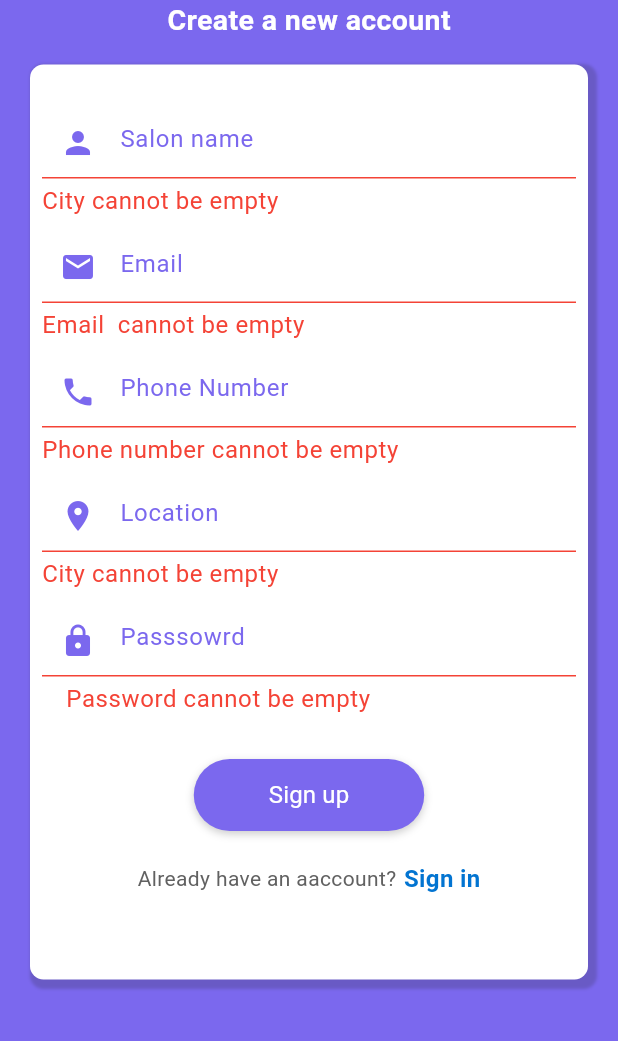
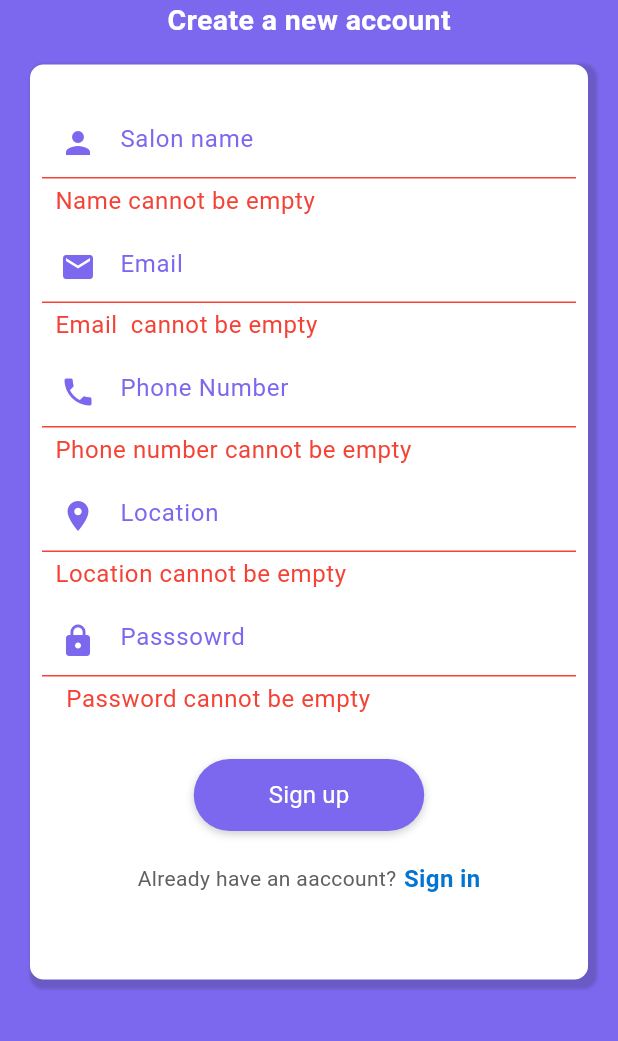
Before and after one commit to Muhammad-Qzih/N3imn_Project, a Flutter app: the SignUpBarber screen opened by its route, after a tap on "Sign up", on a phone screen of 412 x 824 dp, the part 195-1236 px from its top. Run offline on Flutter 3.47's test engine with Material 3 defaults, Android fonts, the phone set to English and light mode, and no system bars; our stand-ins replace awesome_dialog, cloud_firestore, firebase_auth, firebase_core, get_it, google_fonts; accounts and stored records are empty.

Commit message:
Implement user sign out and apply validation to the sigin screen

```diff
--- a/lib/services/auth_service/auth_service.dart
+++ b/lib/services/auth_service/auth_service.dart
@@ -15,6 +15,7 @@ class AuthService implements IAuth {
 
     return userCredential;
   }
+
   @override
   Future<UserCredential> signIn(String email, String password) async {
     return await _auth.signInWithEmailAndPassword(
@@ -22,4 +23,8 @@ class AuthService implements IAuth {
       password: password,
     );
   }
+
+  Future<void> signOut() async {
+    return await _auth.signOut();
+  }
 }
--- a/lib/utils/validations/auth_validator.dart
+++ b/lib/utils/validations/auth_validator.dart
@@ -1,65 +1,65 @@
 class AuthValidator {
   static String? isValidEmail(String? email) {
     if (email == null || email.isEmpty) {
-      return 'Email  cannot be empty';
+      return '  Email  cannot be empty';
     }
     final emailRegExp = RegExp(r"^[a-zA-Z0-9.]+@[a-zA-Z0-9]+\.[a-zA-Z]+$");
     if (emailRegExp.hasMatch(email!)) {
       return null;
     }
-    return "Enter Valid Email";
+    return "   Enter Valid Email";
   }
 
   static String? isValidName(String? name) {
     if (name == null || name.isEmpty) {
-      return 'Name cannot be empty';
+      return "   Name cannot be empty";
     }
     final nameRegExp =
         RegExp(r"^\s*([A-Za-z]{1,}([\.,] |[-']| ))+[A-Za-z]+\.?\s*$");
     if (nameRegExp.hasMatch(name!)) {
       return null;
     }
-    return "Enter Valid Name";
+    return "   Enter Valid Name";
   }
 
   static String? isValidPassword(String? password) {
     if (password == null || password.isEmpty) {
-      return 'Password cannot be empty';
+      return "Password cannot be empty";
     }
     final passwordRegExp =
         RegExp(r'^(?=.*?[A-Z])(?=.*?[a-z])(?=.*?[0-9])(?=.*?[!@#\><*~]).{8,}$');
     if (passwordRegExp.hasMatch(password!)) {
       return null;
     }
-    return "Enter Strong Password";
+    return "  Enter Strong Password";
   }
 
   static String? validSalonName(String? city) {
     if (city == null || city.isEmpty) {
-      return 'City cannot be empty';
+      return '  Name cannot be empty';
     }
-    if (city.length < 4) {
-      return 'City name must be at least 4 letters long';
+    if (city.length < 3) {
+      return '  Name name must be at least 3 letters long';
     }
     return null;
   }
 
-  static String? validateCity(String? city) {
-    if (city == null || city.isEmpty) {
-      return 'City cannot be empty';
+  static String? validateCity(String? location) {
+    if (location == null || location.isEmpty) {
+      return '  Location cannot be empty';
     }
-    if (city.length < 4) {
-      return 'City name must be at least 4 letters long';
+    if (location.length < 3) {
+      return '  Location name must be at least 3 letters long';
     }
     return null;
   }
 
   static String? isValidPhone(String? phone) {
     if (phone == null || phone.isEmpty) {
-      return 'Phone number cannot be empty';
+      return '  Phone number cannot be empty';
     }
     if (!RegExp(r'^05\d{8,}$').hasMatch(phone)) {
-      return 'Enter a valid phone number starting with 05 and at least 10 digits';
+      return '  Phone should starting with 05 with length 10';
     }
     return null;
   }
--- a/lib/view/general_screens/login_screen.dart
+++ b/lib/view/general_screens/login_screen.dart
@@ -2,6 +2,7 @@
 
 import 'package:flutter/material.dart';
 import 'package:n3imn_project_team/themes/colors_theme.dart';
+import 'package:n3imn_project_team/utils/validations/auth_validator.dart';
 import 'package:n3imn_project_team/view/custom_components/general_components/ApplicationLogo.dart';
 import 'package:n3imn_project_team/view/custom_components/general_components/custom_auth_button.dart';
 import 'package:n3imn_project_team/view/custom_components/general_components/custom_icon_text_field.dart';
@@ -76,26 +77,28 @@ class _LoginScreenState extends State<LoginScreen> {
                                         false,
                                         Icons.email,
                                         theme.colorScheme.primary,
-                                        signInViewModel.emailController),
+                                        signInViewModel.emailController,
+                                        AuthValidator.isValidEmail),
                                     _buildSizedBox(10),
                                     _buildIconTextField(
                                         "Passsowrd",
                                         true,
                                         Icons.lock,
                                         theme.colorScheme.primary,
-                                        signInViewModel.passwordController),
+                                        signInViewModel.passwordController,
+                                        AuthValidator.isValidPassword),
                                     _buildTextForgetPasswrod(
                                         theme.textTheme.titleMedium, context),
                                     _buildSizedBox(25),
-                                    _buildSginInButton(signInViewModel,formState ,context),
+                                    _buildSginInButton(
+                                        signInViewModel, formState, context),
                                     _buildSizedBox(20),
                                     _buildDivider(),
                                     _buildSizedBox(20),
                                     _googleAppleSignIn(),
                                     _buildSizedBox(20),
-                                    _buildSignUpAsCustomer(context,theme ),
+                                    _buildSignUpAsCustomer(context, theme),
                                     _buildSignUpAsBarber(context, theme),
-
                                   ],
                                 ),
                               ),
@@ -113,13 +116,20 @@ class _LoginScreenState extends State<LoginScreen> {
   }
 }
 
-Widget _buildIconTextField(String hintText, bool obsecureText,
-    IconData iconData, Color color, TextEditingController controller) {
+Widget _buildIconTextField(
+  String hintText,
+  bool obsecureText,
+  IconData iconData,
+  Color color,
+  TextEditingController controller,
+  String? Function(String?)? validator,
+) {
   return CustomIconTextField(
     hintText: hintText,
     obsecureText: obsecureText,
     icon: Icon(iconData, color: color),
     textEditingController: controller,
+    validator: validator,
   );
 }
 
@@ -143,8 +153,9 @@ Widget _buildSizedBox(double height) {
   );
 }
 
-Widget _buildSginInButton(SignInViewModel signInViewModel, GlobalKey<FormState> formState , BuildContext context) {
-  return  Padding(
+Widget _buildSginInButton(SignInViewModel signInViewModel,
+    GlobalKey<FormState> formState, BuildContext context) {
+  return Padding(
     padding: EdgeInsets.symmetric(
       horizontal: 100,
     ),
@@ -190,7 +201,6 @@ Widget _buildSignUpAsBarber(BuildContext context, ThemeData theme) {
   );
 }
 
-
 Widget _buildSignUpAsCustomer(BuildContext context, ThemeData theme) {
   return Row(
     mainAxisAlignment: MainAxisAlignment.center,
@@ -219,7 +229,6 @@ Widget _buildSignUpAsCustomer(BuildContext context, ThemeData theme) {
     ],
   );
 }
-
 
 Widget _googleAppleSignIn() {
   return Row(
```
Also changed, not shown: lib/view/custom_components/general_components/drawer-menu.dart (+10 -5 lines), lib/view_model/auth_models/logout_view_model.dart (+17 -0 lines).
